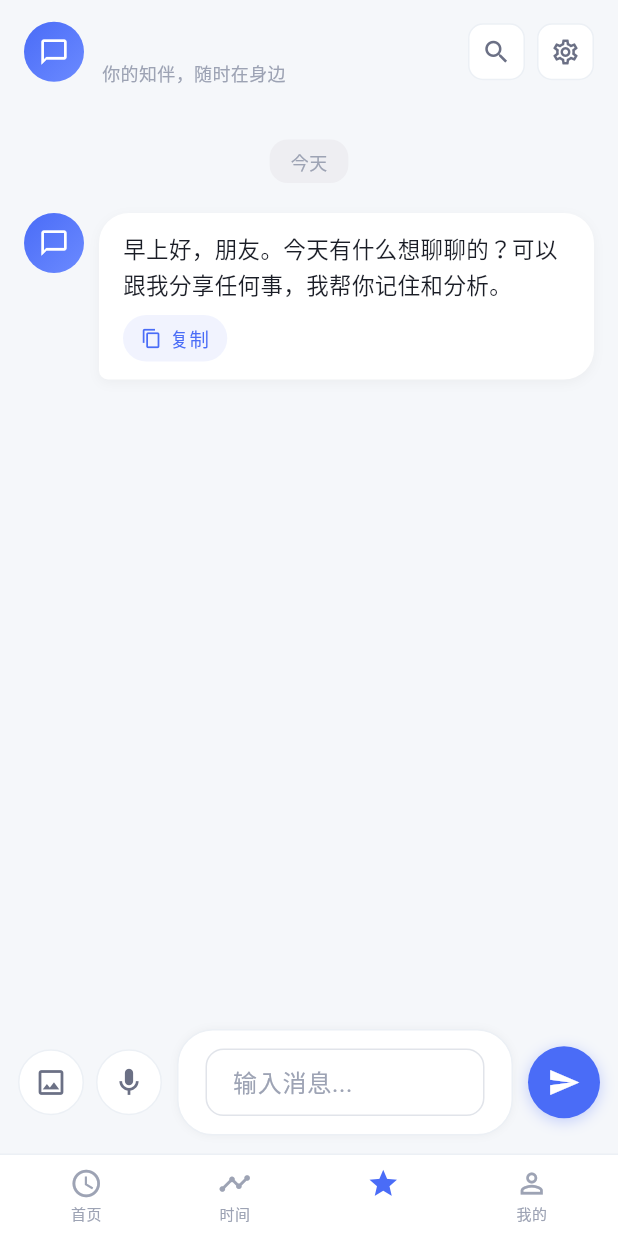
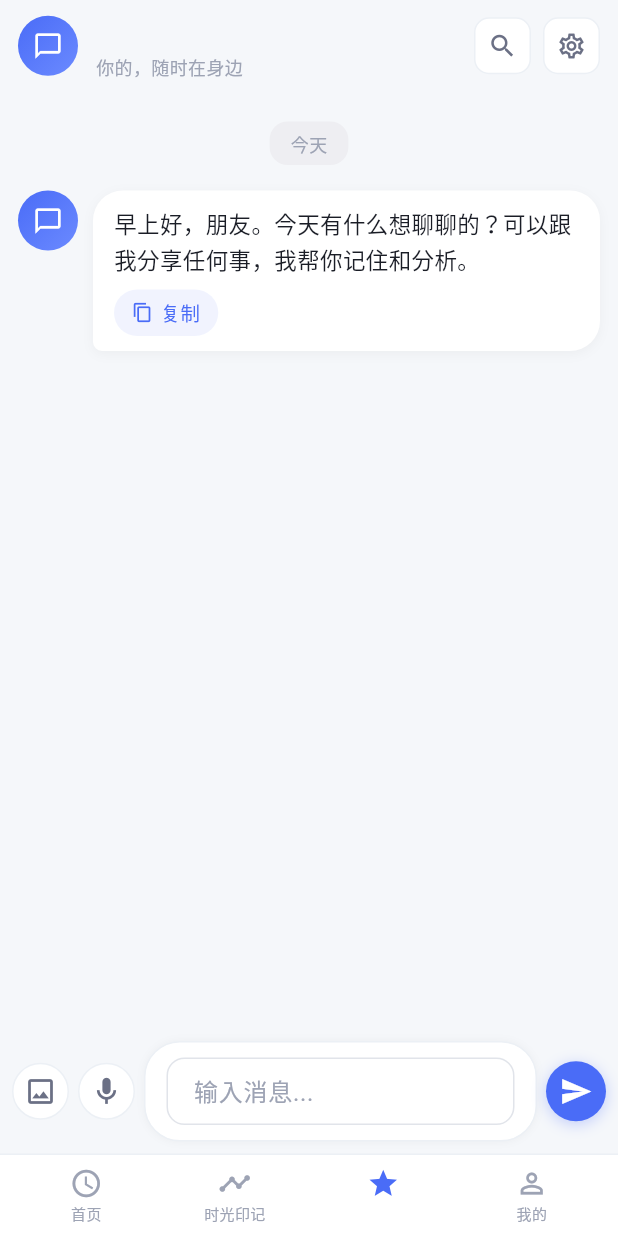
Before and after one commit to wendong950809/ailife, a Flutter app: the screen it shows once a user with an empty profile is signed in, on a phone screen of 412 x 824 dp. Run offline on Flutter 3.47's test engine with Material 3 defaults, Android fonts, the phone set to English and light mode, and no system bars; drawn by our look-alikes of flutter_markdown; our stand-ins replace file_picker, flutter_dotenv, go_router, image_picker, supabase_flutter; missing offline and left inert: dart:js_interop; accounts and stored records are empty; network calls fail; Roboto replaces fonts that are missing (SF Pro Text).

Commit message:
feat: 时光印记重构 + AI聊天优化 + 自定义头像
- 时间模块改名「时光印记」，底部导航同步更新
- 时间轴重构：时间(HH:mm)显示在时间轴节点上方
- 底部「正在记录」优化：增大间距、减少留白、文案更动人
- 「编辑记忆」改为「重温这段时光」，交互文案更文艺
- 编辑弹窗新增图标选择器（24个emoji可选）
- 弹窗新增关闭按钮，交互更便捷
- 卡片去掉「精准」标签，详情弹窗去掉「时间精度」
- AI聊天页面减少padding，缓解拥挤感
- 输入栏按钮缩小(44→38/48→40)，整体更紧凑
- 修复AI回答仍用旧名字：系统提示词增加强提醒
- 修复副标题硬编码「知伴」问题
- 设置页实现自定义头像上传(image_picker+Supabase Storage)

```diff
--- a/lib/presentation/pages/chat/chat_page.dart
+++ b/lib/presentation/pages/chat/chat_page.dart
@@ -893,7 +893,7 @@ class _ChatPageState extends State<ChatPage> {
 
     return ListView.builder(
       controller: _scrollController,
-      padding: const EdgeInsets.symmetric(horizontal: 16, vertical: 12),
+      padding: const EdgeInsets.symmetric(horizontal: 12, vertical: 8),
       itemCount: displayItems.length,
       itemBuilder: (context, index) {
         final item = displayItems[index];
@@ -945,7 +945,7 @@ class _ChatPageState extends State<ChatPage> {
   /// 搜索栏
   Widget _buildSearchBar() {
     return Container(
-      padding: const EdgeInsets.fromLTRB(16, 4, 16, 8),
+      padding: const EdgeInsets.fromLTRB(12, 4, 12, 6),
       color: AppColors.bg,
       child: Container(
         decoration: BoxDecoration(
@@ -1131,7 +1131,7 @@ class _ChatPageState extends State<ChatPage> {
     return Consumer<AiProvider>(
       builder: (context, aiProvider, child) {
         return Container(
-          padding: const EdgeInsets.fromLTRB(16, 12, 16, 12),
+          padding: const EdgeInsets.fromLTRB(12, 8, 12, 8),
           color: AppColors.bg,
           child: Row(
             children: [
@@ -1153,7 +1153,7 @@ class _ChatPageState extends State<ChatPage> {
                     Text(
                       aiProvider.userNickname.isNotEmpty
                           ? '你的${aiProvider.aiName}，随时在身边'
-                          : '你的知伴，随时在身边',
+                          : '你的${aiProvider.aiName}，随时在身边',
                       style: TextStyle(
                         fontSize: 12,
                         color: AppColors.textTertiary,
@@ -1320,7 +1320,7 @@ class _ChatPageState extends State<ChatPage> {
     bool isGenerating = false,
   }) {
     return Container(
-      margin: const EdgeInsets.symmetric(vertical: 8),
+      margin: const EdgeInsets.symmetric(vertical: 5),
       child: Row(
         crossAxisAlignment: CrossAxisAlignment.start,
         children: [
@@ -1331,7 +1331,7 @@ class _ChatPageState extends State<ChatPage> {
             ),
           Expanded(
             child: Container(
-              padding: const EdgeInsets.symmetric(horizontal: 16, vertical: 12),
+              padding: const EdgeInsets.symmetric(horizontal: 14, vertical: 10),
               decoration: BoxDecoration(
                 color: isUser ? AppColors.primary : AppColors.surface,
                 borderRadius: BorderRadius.only(
@@ -1447,7 +1447,7 @@ class _ChatPageState extends State<ChatPage> {
 
   Widget _buildInputBar() {
     return Container(
-      padding: const EdgeInsets.fromLTRB(12, 8, 12, 12),
+      padding: const EdgeInsets.fromLTRB(8, 6, 8, 8),
       color: AppColors.bg,
       child: Column(
         children: [
@@ -1498,26 +1498,26 @@ class _ChatPageState extends State<ChatPage> {
               GestureDetector(
                 onTap: _pickImage,
                 child: Container(
-                  width: 44,
-                  height: 44,
+                  width: 38,
+                  height: 38,
                   decoration: BoxDecoration(
                     color: AppColors.surface,
-                    borderRadius: BorderRadius.circular(22),
+                    borderRadius: BorderRadius.circular(19),
                     border: Border.all(color: AppColors.borderLight),
                   ),
                   child: Icon(Icons.image_outlined, color: AppColors.textSecondary, size: 22),
                 ),
               ),
-              const SizedBox(width: 8),
+              const SizedBox(width: 6),
               GestureDetector(
                 onLongPress: _toggleRecording,
                 onTap: _toggleRecording,
                 child: Container(
-                  width: 44,
-                  height: 44,
+                  width: 38,
+                  height: 38,
                   decoration: BoxDecoration(
                     color: _isRecording ? AppColors.stateError : AppColors.surface,
-                    borderRadius: BorderRadius.circular(22),
+                    borderRadius: BorderRadius.circular(19),
                     border: Border.all(color: _isRecording ? Colors.transparent : AppColors.borderLight),
                     boxShadow: _isRecording ? [BoxShadow(color: AppColors.stateError.withOpacity(0.3), blurRadius: 6)] : [],
                   ),
@@ -1528,10 +1528,10 @@ class _ChatPageState extends State<ChatPage> {
                   ),
                 ),
               ),
-              const SizedBox(width: 10),
+              const SizedBox(width: 6),
               Expanded(
                 child: Container(
-                  padding: const EdgeInsets.symmetric(horizontal: 18, vertical: 12),
+                  padding: const EdgeInsets.symmetric(horizontal: 14, vertical: 10),
                   decoration: BoxDecoration(
                     color: AppColors.surface,
                     borderRadius: BorderRadius.circular(24),
@@ -1552,13 +1552,13 @@ class _ChatPageState extends State<ChatPage> {
                   ),
                 ),
               ),
-              const SizedBox(width: 10),
+              const SizedBox(width: 6),
               Container(
-                width: 48,
-                height: 48,
+                width: 40,
+                height: 40,
                 decoration: BoxDecoration(
                   color: AppColors.primary,
-                  borderRadius: BorderRadius.circular(24),
+                  borderRadius: BorderRadius.circular(20),
                   boxShadow: [BoxShadow(color: AppColors.primary.withOpacity(0.3), blurRadius: 8, offset: const Offset(0, 2))],
                 ),
                 child: IconButton(
--- a/lib/presentation/widgets/main_shell.dart
+++ b/lib/presentation/widgets/main_shell.dart
@@ -50,7 +50,7 @@ class _MainShellState extends State<MainShell> {
                 _buildTabItem(
                   index: 1,
                   icon: Icons.timeline,
-                  label: '时间',
+                  label: '时光印记',
                 ),
                 Consumer<AiProvider>(
                   builder: (context, aiProvider, child) => _buildTabItem(
--- a/pubspec.yaml
+++ b/pubspec.yaml
@@ -45,6 +45,7 @@ dependencies:
 
   # 文件/图片选择
   file_picker: ^8.1.2
+  image_picker: ^1.1.2
 
 dev_dependencies:
   flutter_test:
```
Also changed, not shown: lib/data/services/ai_service.dart (+7 -0 lines), lib/presentation/pages/settings/settings_page.dart (+78 -5 lines), lib/presentation/pages/timeline/timeline_page.dart (+112 -51 lines).
